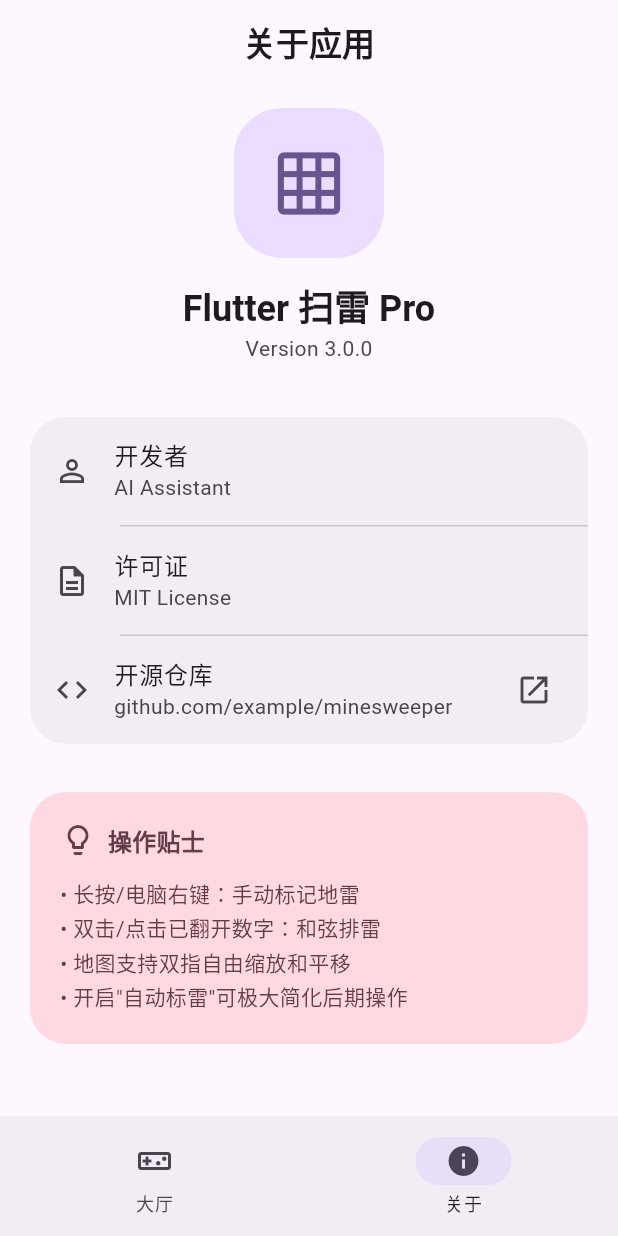
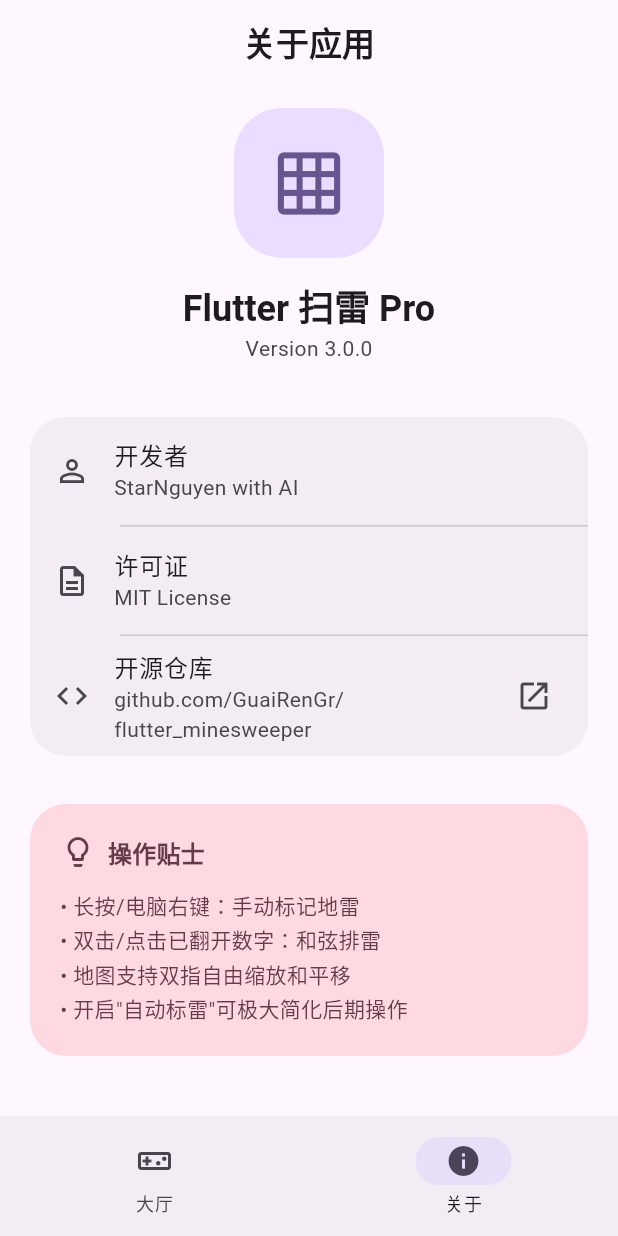
Before and after one commit to GuaiRenGR/flutter_minesweeper, a Flutter app: the screen it shows after launch, item 2 of the bottom bar chosen, on a phone screen of 412 x 824 dp. Run offline on Flutter 3.47's test engine with Material 3 defaults, Android fonts, the phone set to English and light mode, and no system bars.

Commit message:
modified:   lib/main.dart

```diff
--- a/lib/main.dart
+++ b/lib/main.dart
@@ -260,11 +260,11 @@
             shape: RoundedRectangleBorder(borderRadius: BorderRadius.circular(24)),
             child: const Column(
               children: [
-                ListTile(leading: Icon(Icons.person_outline), title: Text('开发者'), subtitle: Text('AI Assistant')),
+                ListTile(leading: Icon(Icons.person_outline), title: Text('开发者'), subtitle: Text('StarNguyen with AI')),
                 Divider(height: 1, indent: 60),
                 ListTile(leading: Icon(Icons.description_outlined), title: Text('许可证'), subtitle: Text('MIT License')),
                 Divider(height: 1, indent: 60),
-                ListTile(leading: Icon(Icons.code), title: Text('开源仓库'), subtitle: Text('github.com/example/minesweeper'), trailing: Icon(Icons.open_in_new)),
+                ListTile(leading: Icon(Icons.code), title: Text('开源仓库'), subtitle: Text('github.com/GuaiRenGr/flutter_minesweeper'), trailing: Icon(Icons.open_in_new)),
               ],
             ),
           ),
```
